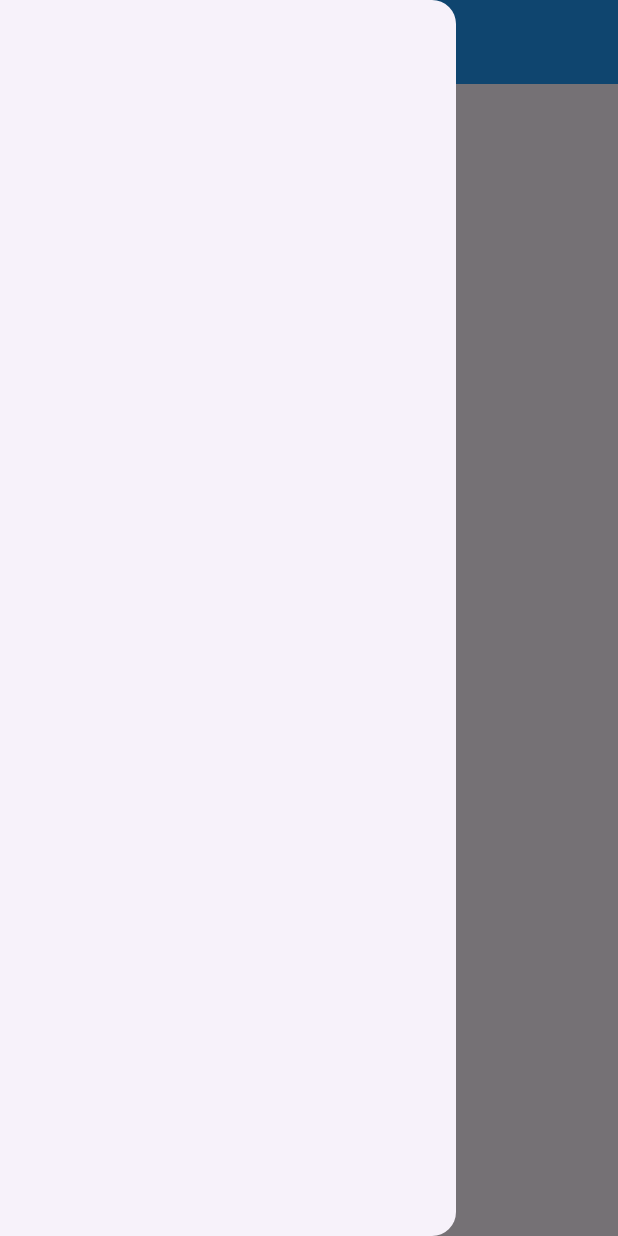
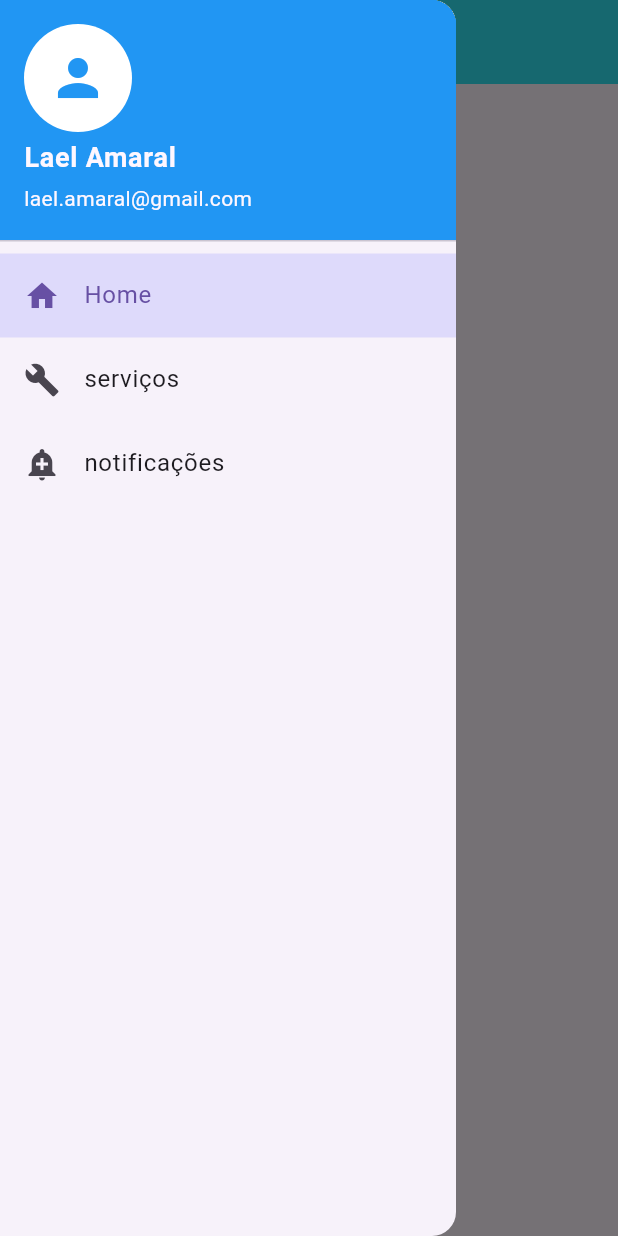
Before and after one commit to Amaralz/Ijob, a Flutter app: the HomePage screen opened by its route, with the side drawer open, on a phone screen of 412 x 824 dp. Run offline on Flutter 3.47's test engine with Material 3 defaults, Android fonts, the light colour scheme and no system bars; our stand-ins replace mask_text_input_formatter.

Commit message:
adicionado rotas para sidebar e mudanças também (Drawer)
TELAS ADICIONADAS
-SERVIÇOS
- NOTIFICAÇÕES
_____________________________
+ destaques nos índices selecionados no drawer.

(boas praticas para o Drawer, fazendo um próprio arquivo para ser facilitada a importação para as paginas como componente.)

```diff
--- /dev/null
+++ b/ijob/lib/components/side_bar.dart
@@ -0,0 +1,91 @@
+import 'package:flutter/material.dart';
+
+class Sidebar extends StatefulWidget {
+  const Sidebar({super.key});
+
+  @override
+  State<Sidebar> createState() => _SidebarState();
+}
+
+class _SidebarState extends State<Sidebar> {
+  int _selectedIndex = 0;
+
+  void _navigateAndSelect(BuildContext context, int index, String route) {
+    if (ModalRoute.of(context)?.settings.name == route) {
+      Navigator.pop(context);
+    } else {
+      setState(() {
+        _selectedIndex = index;
+      });
+      Navigator.pop(context);
+      Navigator.pushReplacementNamed(context, route);
+    }
+  }
+
+  @override
+  void initState() {
+    super.initState();
+    WidgetsBinding.instance.addPostFrameCallback((_) {
+      final currentRoute = ModalRoute.of(context)?.settings.name;
+      setState(() {
+        if (currentRoute == '/homepage') {
+          _selectedIndex = 0;
+        } else if (currentRoute == '/servicos') {
+          _selectedIndex = 1;
+        } else if (currentRoute == '/notificacao') {
+          _selectedIndex = 2;
+        }
+      });
+    });
+  }
+
+  @override
+  Widget build(BuildContext context) {
+    return Drawer(
+      child: ListView(
+        padding: EdgeInsets.zero,
+        children: [
+          const UserAccountsDrawerHeader(
+            decoration: BoxDecoration(color: Colors.blue),
+            accountName: Text(
+              'Lael Amaral',
+              style: TextStyle(fontSize: 18, fontWeight: FontWeight.bold),
+            ),
+            accountEmail: Text("lael.amaral@gmail.com"),
+            currentAccountPicture: CircleAvatar(
+              backgroundColor: Colors.white,
+              child: Icon(Icons.person, size: 40, color: Colors.blue),
+            ),
+          ),
+
+          //botão home
+          ListTile(
+            leading: const Icon(Icons.home),
+            title: const Text("Home"),
+            selected: _selectedIndex == 0,
+            selectedTileColor: Color.fromRGBO(0, 0, 255, 0.1),
+            onTap: () => _navigateAndSelect(context, 0, '/homepage'),
+          ),
+
+          //botão serviços
+          ListTile(
+            leading: const Icon(Icons.build),
+            title: const Text('serviços'),
+            selected: _selectedIndex == 1,
+            selectedTileColor: Color.fromRGBO(0, 0, 255, 0.1),
+            onTap: () => _navigateAndSelect(context, 1, '/servicos'),
+          ),
+
+          //botão notificação
+          ListTile(
+            leading: const Icon(Icons.add_alert),
+            title: const Text('notificações'),
+            selected: _selectedIndex == 2,
+            selectedTileColor: Color.fromRGBO(0, 0, 255, 0.1),
+            onTap: () => _navigateAndSelect(context, 2, '/notificacao'),
+          ),
+        ],
+      ),
+    );
+  }
+}
--- a/ijob/lib/main.dart
+++ b/ijob/lib/main.dart
@@ -1,4 +1,6 @@
 import 'package:flutter/material.dart';
+import 'package:ijob/pages/notificacao_page.dart';
+import 'package:ijob/pages/servicos_page.dart';
 //import 'package:ijob/pages/home_page.dart';
 import 'components/login_component.dart';
 import 'components/cadastro_component.dart';
@@ -25,6 +27,8 @@ void main() {
         '/': (context) => LoginComponent(),
         '/cadastro': (context) => CadastroComponent(),
         '/homepage': (context) => HomePage(),
+        '/servicos': (context) => ServicosPage(),
+        '/notificacao': (context) => NotificacaoPage(),
       },
     ),
   );
--- a/ijob/lib/pages/home_page.dart
+++ b/ijob/lib/pages/home_page.dart
@@ -1,4 +1,5 @@
 import 'package:flutter/material.dart';
+import 'package:ijob/components/side_bar.dart';
 
 class HomePage extends StatefulWidget {
   const HomePage({super.key});
@@ -13,10 +14,10 @@ class _HomePageState extends State<HomePage> {
       appBar: AppBar(
         title: const Text('Homepage'),
         centerTitle: true,
-        backgroundColor: Colors.blue,
+        backgroundColor: const Color.fromARGB(228, 23, 225, 239),
         automaticallyImplyLeading: true,
       ),
-      drawer: Drawer(), //adicionar lugares para navegar futuramente
+      drawer: const Sidebar(), //adicionar lugares para navegar futuramente
       body: Padding(
         padding: EdgeInsets.all(20),
         child: Column(
```
Also changed, not shown: ijob/lib/pages/notificacao_page.dart (added, +18 -0 lines), ijob/lib/pages/servicos_page.dart (added, +23 -0 lines).
